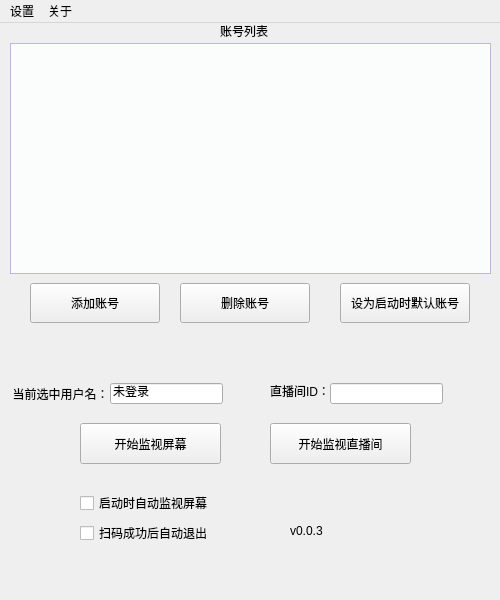
Old version of the form src/ScannerGui/ScannerGui.ui in the repository Theresa-0328/MHY_Scanner.
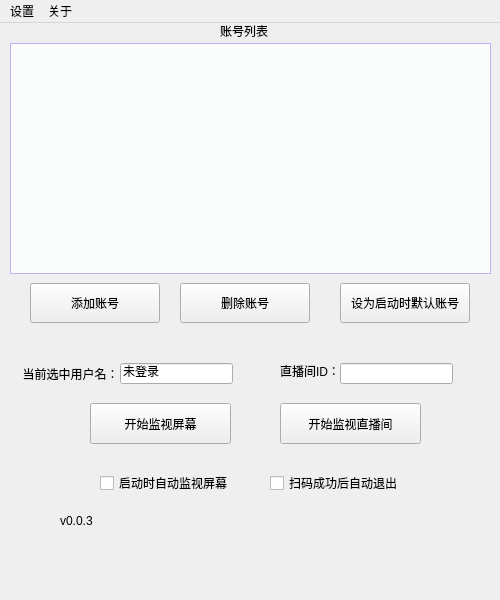
New version of the form.

Diff of the .ui file:
```diff
--- a/src/ScannerGui/ScannerGui.ui
+++ b/src/ScannerGui/ScannerGui.ui
@@ -45,8 +45,8 @@
    <widget class="QPushButton" name="pBtstartScreen">
     <property name="geometry">
      <rect>
-      <x>80</x>
-      <y>400</y>
+      <x>90</x>
+      <y>380</y>
       <width>141</width>
       <height>41</height>
      </rect>
@@ -61,8 +61,8 @@
     </property>
     <property name="geometry">
      <rect>
-      <x>80</x>
-      <y>470</y>
+      <x>100</x>
+      <y>450</y>
       <width>131</width>
       <height>20</height>
      </rect>
@@ -74,8 +74,8 @@
    <widget class="QCheckBox" name="checkBoxAutoExit">
     <property name="geometry">
      <rect>
-      <x>80</x>
-      <y>500</y>
+      <x>270</x>
+      <y>450</y>
       <width>131</width>
       <height>20</height>
      </rect>
@@ -87,8 +87,8 @@
    <widget class="QPushButton" name="pBtStream">
     <property name="geometry">
      <rect>
-      <x>270</x>
-      <y>400</y>
+      <x>280</x>
+      <y>380</y>
       <width>141</width>
       <height>41</height>
      </rect>
@@ -103,8 +103,8 @@
     </property>
     <property name="geometry">
      <rect>
-      <x>110</x>
-      <y>360</y>
+      <x>120</x>
+      <y>340</y>
       <width>113</width>
       <height>21</height>
      </rect>
@@ -122,8 +122,8 @@
    <widget class="QLabel" name="labelUname">
     <property name="geometry">
      <rect>
-      <x>10</x>
-      <y>360</y>
+      <x>20</x>
+      <y>340</y>
       <width>101</width>
       <height>21</height>
      </rect>
@@ -138,8 +138,8 @@
    <widget class="QLabel" name="labelLiveName">
     <property name="geometry">
      <rect>
-      <x>270</x>
-      <y>360</y>
+      <x>280</x>
+      <y>340</y>
       <width>91</width>
       <height>16</height>
      </rect>
@@ -151,8 +151,8 @@
    <widget class="QLineEdit" name="lineEditLiveId">
     <property name="geometry">
      <rect>
-      <x>330</x>
-      <y>360</y>
+      <x>340</x>
+      <y>340</y>
       <width>113</width>
       <height>21</height>
      </rect>
@@ -161,8 +161,8 @@
    <widget class="QLabel" name="label_3">
     <property name="geometry">
      <rect>
-      <x>290</x>
-      <y>500</y>
+      <x>60</x>
+      <y>490</y>
       <width>71</width>
       <height>16</height>
      </rect>
@@ -174,9 +174,9 @@
    <widget class="QWidget" name="layoutWidget">
     <property name="geometry">
      <rect>
-      <x>290</x>
-      <y>470</y>
-      <width>118</width>
+      <x>110</x>
+      <y>490</y>
+      <width>343</width>
       <height>18</height>
      </rect>
     </property>
```
Left out of the diff: 2 changed lines with no effect on the pictures.
